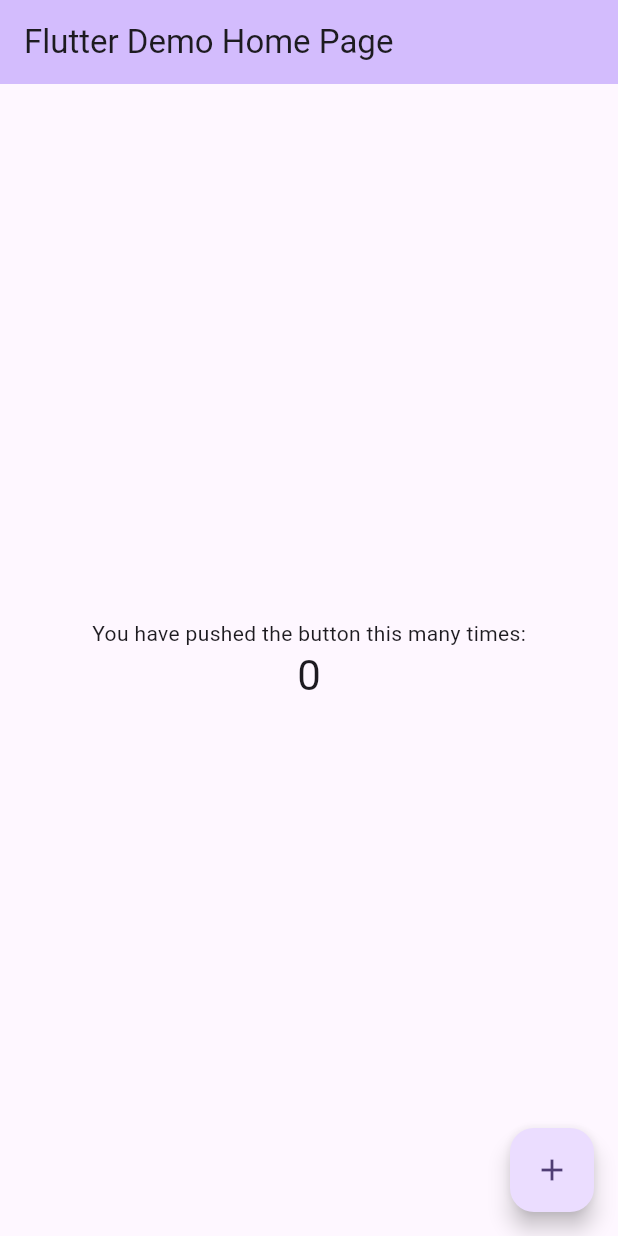
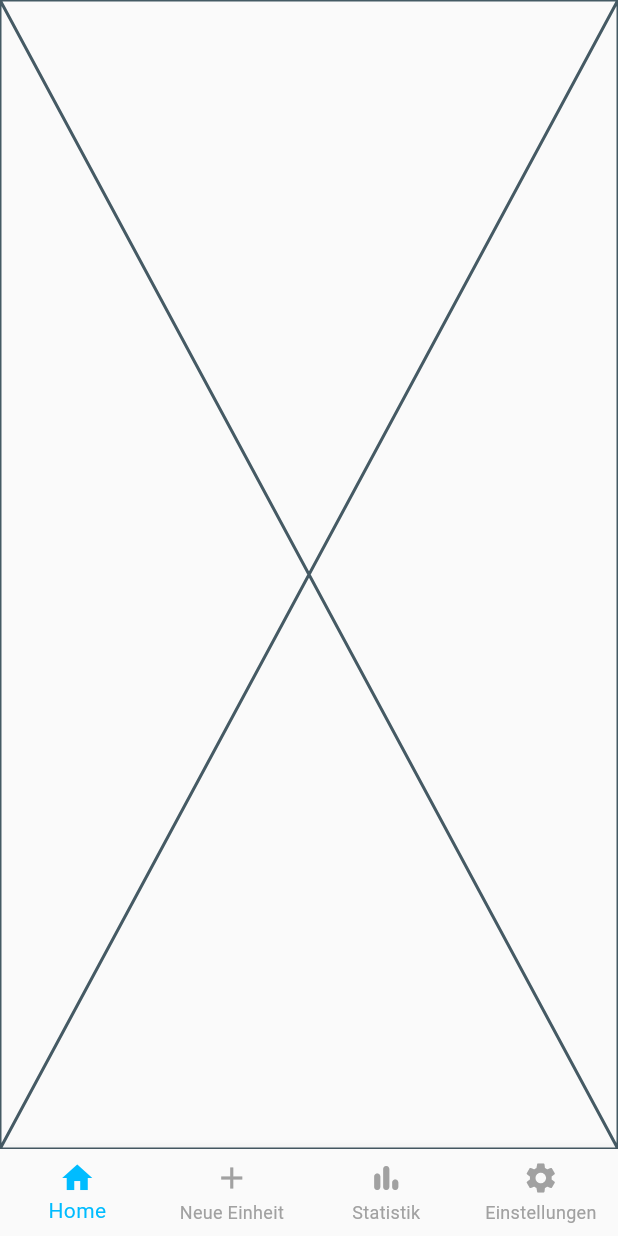
Before and after one commit to selbstlernen-app/selbstlernen-app, a Flutter app: the screen it shows after launch, on a phone screen of 412 x 824 dp. Run offline on Flutter 3.47's test engine with Material 3 defaults, Android fonts, the phone set to English and light mode, and no system bars; our stand-ins replace drift, flutter_riverpod, freezed_annotation, riverpod_annotation; accounts and stored records are empty; generated files the repository leaves out were written again; Roboto replaces fonts that are missing (Urbanist).

Commit message:
Adds theme, main navigation and missing comments

```diff
--- /dev/null
+++ b/lib/core/theme/text_theme.dart
@@ -0,0 +1,16 @@
+import 'package:flutter/material.dart';
+
+class CustomTextTheme {
+  CustomTextTheme._();
+
+  static TextTheme lightTextTheme = const TextTheme(
+    headlineLarge: TextStyle(fontSize: 32, fontWeight: FontWeight.w700),
+    headlineMedium: TextStyle(fontSize: 24, fontWeight: FontWeight.w600),
+    headlineSmall: TextStyle(fontSize: 20, fontWeight: FontWeight.w600),
+
+    bodyMedium: TextStyle(fontSize: 16, fontWeight: FontWeight.normal),
+    bodySmall: TextStyle(fontSize: 14, fontWeight: FontWeight.normal),
+  );
+
+  static TextTheme darkTextTheme = const TextTheme();
+}
--- /dev/null
+++ b/lib/core/theme/theme.dart
@@ -0,0 +1,36 @@
+import 'package:flutter/material.dart';
+import 'package:srl_app/core/theme/text_theme.dart';
+
+class CustomTheme {
+  CustomTheme._();
+
+  static ThemeData lightTheme = ThemeData(
+    useMaterial3: true,
+    fontFamily: "Urbanist",
+    brightness: Brightness.light,
+    colorScheme: const ColorScheme.light(
+      primary: Color(0xff00BCFF),
+      onPrimary: Colors.white,
+      secondary: Color(0xff74d4ff),
+      onSecondary: Colors.white, // Texts/Icons on secondary
+      tertiary: Color(0xffF5F5F5), // grey used for inputs etc
+      onTertiary: Color(0xffA1A1A1),
+      surface: Color(0xffFAFAFA),
+      onSurface: Color(0xff1E1E1E), // Main text color
+      error: Color(0xffFF2056),
+      onError: Colors.white,
+      tertiaryContainer: Color(0xffE5E5E5),
+    ),
+    scaffoldBackgroundColor: Colors.white,
+    textTheme: CustomTextTheme.lightTextTheme,
+  );
+
+  static ThemeData darkTheme = ThemeData(
+    useMaterial3: true,
+    fontFamily: "Urbanist",
+    brightness: Brightness.dark,
+    primaryColor: Colors.blue,
+    scaffoldBackgroundColor: Colors.black,
+    textTheme: CustomTextTheme.darkTextTheme,
+  );
+}
--- a/lib/main.dart
+++ b/lib/main.dart
@@ -1,122 +1,26 @@
 import 'package:flutter/material.dart';
+import 'package:flutter_riverpod/flutter_riverpod.dart';
+import 'package:srl_app/core/theme/theme.dart';
+import 'package:srl_app/main_navigation.dart';
 
 void main() {
-  runApp(const MyApp());
+  WidgetsFlutterBinding.ensureInitialized();
+
+  runApp(const ProviderScope(child: MyApp()));
 }
 
+// Root of the application
 class MyApp extends StatelessWidget {
   const MyApp({super.key});
 
-  // This widget is the root of your application.
   @override
   Widget build(BuildContext context) {
     return MaterialApp(
-      title: 'Flutter Demo',
-      theme: ThemeData(
-        // This is the theme of your application.
-        //
-        // TRY THIS: Try running your application with "flutter run". You'll see
-        // the application has a purple toolbar. Then, without quitting the app,
-        // try changing the seedColor in the colorScheme below to Colors.green
-        // and then invoke "hot reload" (save your changes or press the "hot
-        // reload" button in a Flutter-supported IDE, or press "r" if you used
-        // the command line to start the app).
-        //
-        // Notice that the counter didn't reset back to zero; the application
-        // state is not lost during the reload. To reset the state, use hot
-        // restart instead.
-        //
-        // This works for code too, not just values: Most code changes can be
-        // tested with just a hot reload.
-        colorScheme: ColorScheme.fromSeed(seedColor: Colors.deepPurple),
-      ),
-      home: const MyHomePage(title: 'Flutter Demo Home Page'),
+      title: 'SRL-App',
+      themeMode: ThemeMode.system,
+      theme: CustomTheme.lightTheme,
+      darkTheme: CustomTheme.darkTheme,
+      home: const MainNavigation(),
     );
   }
 }
-
-class MyHomePage extends StatefulWidget {
-  const MyHomePage({super.key, required this.title});
-
-  // This widget is the home page of your application. It is stateful, meaning
-  // that it has a State object (defined below) that contains fields that affect
-  // how it looks.
-
-  // This class is the configuration for the state. It holds the values (in this
-  // case the title) provided by the parent (in this case the App widget) and
-  // used by the build method of the State. Fields in a Widget subclass are
-  // always marked "final".
-
-  final String title;
-
-  @override
-  State<MyHomePage> createState() => _MyHomePageState();
-}
-
-class _MyHomePageState extends State<MyHomePage> {
-  int _counter = 0;
-
-  void _incrementCounter() {
-    setState(() {
-      // This call to setState tells the Flutter framework that something has
-      // changed in this State, which causes it to rerun the build method below
-      // so that the display can reflect the updated values. If we changed
-      // _counter without calling setState(), then the build method would not be
-      // called again, and so nothing would appear to happen.
-      _counter++;
-    });
-  }
-
-  @override
-  Widget build(BuildContext context) {
-    // This method is rerun every time setState is called, for instance as done
-    // by the _incrementCounter method above.
-    //
-    // The Flutter framework has been optimized to make rerunning build methods
-    // fast, so that you can just rebuild anything that needs updating rather
-    // than having to individually change instances of widgets.
-    return Scaffold(
-      appBar: AppBar(
-        // TRY THIS: Try changing the color here to a specific color (to
-        // Colors.amber, perhaps?) and trigger a hot reload to see the AppBar
-        // change color while the other colors stay the same.
-        backgroundColor: Theme.of(context).colorScheme.inversePrimary,
-        // Here we take the value from the MyHomePage object that was created by
-        // the App.build method, and use it to set our appbar title.
-        title: Text(widget.title),
-      ),
-      body: Center(
-        // Center is a layout widget. It takes a single child and positions it
-        // in the middle of the parent.
-        child: Column(
-          // Column is also a layout widget. It takes a list of children and
-          // arranges them vertically. By default, it sizes itself to fit its
-          // children horizontally, and tries to be as tall as its parent.
-          //
-          // Column has various properties to control how it sizes itself and
-          // how it positions its children. Here we use mainAxisAlignment to
-          // center the children vertically; the main axis here is the vertical
-          // axis because Columns are vertical (the cross axis would be
-          // horizontal).
-          //
-          // TRY THIS: Invoke "debug painting" (choose the "Toggle Debug Paint"
-          // action in the IDE, or press "p" in the console), to see the
-          // wireframe for each widget.
-          mainAxisAlignment: MainAxisAlignment.center,
-          children: <Widget>[
-            const Text('You have pushed the button this many times:'),
-            Text(
-              '$_counter',
-              style: Theme.of(context).textTheme.headlineMedium,
-            ),
-          ],
-        ),
-      ),
-      floatingActionButton: FloatingActionButton(
-        onPressed: _incrementCounter,
-        tooltip: 'Increment',
-        child: const Icon(Icons.add),
-      ), // This trailing comma makes auto-formatting nicer for build methods.
-    );
-  }
-}
--- /dev/null
+++ b/lib/main_navigation.dart
@@ -0,0 +1,59 @@
+import 'package:flutter/material.dart';
+import 'package:srl_app/core/utils/build_context_extensions.dart';
+
+/// Main navigation bar of the application
+class MainNavigation extends StatefulWidget {
+  const MainNavigation({super.key});
+
+  @override
+  State<MainNavigation> createState() => _MainNavigationState();
+}
+
+class _MainNavigationState extends State<MainNavigation> {
+  int _selectedIndex = 0;
+
+  final List<Widget> _screens = const <Widget>[
+    Placeholder(),
+    Placeholder(),
+    Placeholder(),
+    Placeholder(),
+  ];
+
+  void _onItemTapped(int index) {
+    setState(() {
+      _selectedIndex = index;
+    });
+  }
+
+  @override
+  Widget build(BuildContext context) {
+    return Scaffold(
+      backgroundColor: context.colorScheme.surface,
+      body: IndexedStack(index: _selectedIndex, children: _screens),
+      bottomNavigationBar: BottomNavigationBar(
+        currentIndex: _selectedIndex,
+        onTap: _onItemTapped,
+        selectedItemColor: context.colorScheme.primary,
+        unselectedItemColor: context.colorScheme.onTertiary,
+        showSelectedLabels: true,
+        showUnselectedLabels: true,
+        type: BottomNavigationBarType.fixed,
+        items: const <BottomNavigationBarItem>[
+          BottomNavigationBarItem(icon: Icon(Icons.home), label: 'Home'),
+          BottomNavigationBarItem(
+            icon: Icon(Icons.add_outlined),
+            label: 'Neue Einheit',
+          ),
+          BottomNavigationBarItem(
+            icon: Icon(Icons.bar_chart_rounded),
+            label: 'Statistik',
+          ),
+          BottomNavigationBarItem(
+            icon: Icon(Icons.settings),
+            label: 'Einstellungen',
+          ),
+        ],
+      ),
+    );
+  }
+}
```
Also changed, not shown: lib/core/utils/build_context_extensions.dart (added, +22 -0 lines), lib/data/providers.dart (+41 -1 lines), lib/presentation/view_models/add_session/add_session_view_model.dart (+20 -9 lines).
